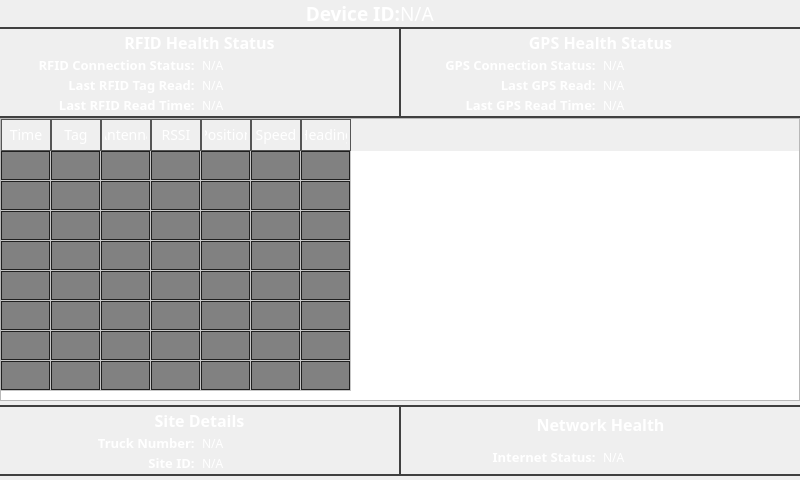
Before: the Qt Designer form ui/screens/overview.ui in samissa730/NexusRFIDReader_Git, drawn with Qt 5.
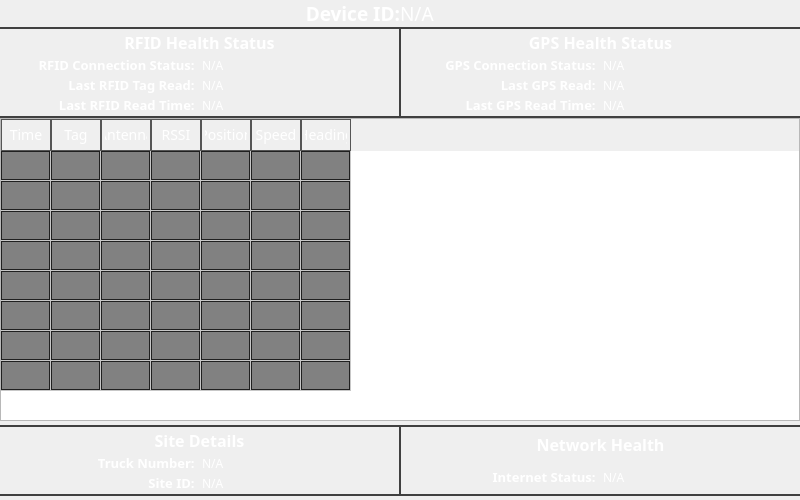
After: the same form once the commit is applied.

Commit message: Update UI dimensions and layout for main, overview, and settings screens to improve user experience.

The edit to the form file:
```diff
--- a/ui/screens/overview.ui
+++ b/ui/screens/overview.ui
@@ -7,13 +7,13 @@
     <x>0</x>
     <y>0</y>
     <width>800</width>
-    <height>480</height>
+    <height>500</height>
    </rect>
   </property>
   <property name="minimumSize">
    <size>
     <width>790</width>
-    <height>420</height>
+    <height>500</height>
    </size>
   </property>
   <property name="windowTitle">
```
The commit also changes 5 other files.
